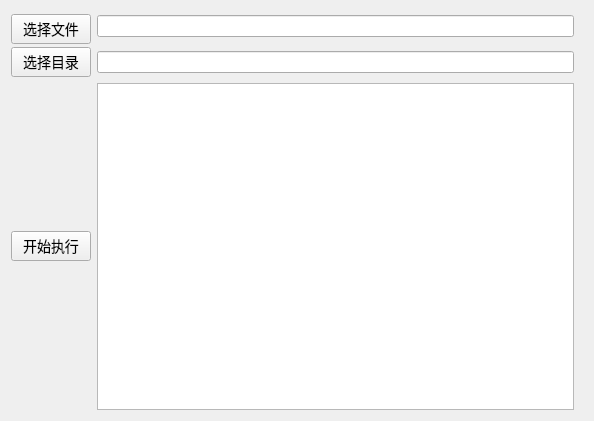
Old version of the form main.ui in the repository AndRainWindow/ClassMyDoc.
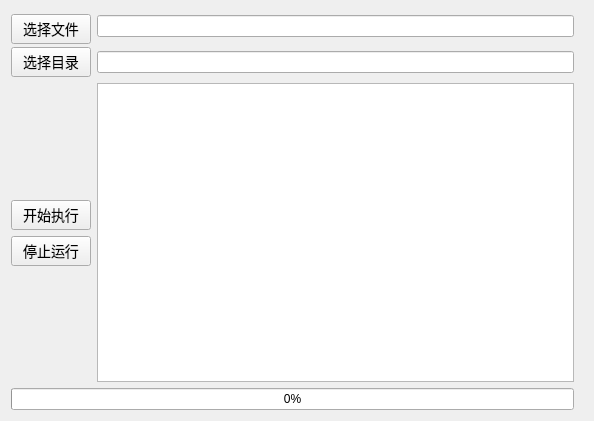
New version of the form.

Commit message: 1.21版本，添加导出为pdf的功能，主界面采取多线程。

```diff
--- a/main.ui
+++ b/main.ui
@@ -28,7 +28,7 @@
   <property name="styleSheet">
    <string notr="true"/>
   </property>
-  <layout class="QVBoxLayout" name="verticalLayout" stretch="0,1,4">
+  <layout class="QVBoxLayout" name="verticalLayout" stretch="0,1,4,0">
    <property name="rightMargin">
     <number>20</number>
    </property>
@@ -111,6 +111,21 @@
    <item>
     <layout class="QHBoxLayout" name="horizontalLayout_3">
      <item>
+      <layout class="QVBoxLayout" name="verticalLayout_4">
+       <item>
+        <spacer name="verticalSpacer">
+         <property name="orientation">
+          <enum>Qt::Orientation::Vertical</enum>
+         </property>
+         <property name="sizeHint" stdset="0">
+          <size>
+           <width>20</width>
+           <height>40</height>
+          </size>
+         </property>
+        </spacer>
+       </item>
+       <item>
       <widget class="QPushButton" name="start_button">
        <property name="minimumSize">
         <size>
@@ -130,10 +145,51 @@
       </widget>
      </item>
      <item>
+        <widget class="QPushButton" name="pushButton">
+         <property name="minimumSize">
+          <size>
+           <width>0</width>
+           <height>30</height>
+          </size>
+         </property>
+         <property name="styleSheet">
+          <string notr="true">QPushButton { 
+    font-family:微软雅黑;
+    font-size:14px;
+}</string>
+         </property>
+         <property name="text">
+          <string>停止运行</string>
+         </property>
+        </widget>
+       </item>
+       <item>
+        <spacer name="verticalSpacer_2">
+         <property name="orientation">
+          <enum>Qt::Orientation::Vertical</enum>
+         </property>
+         <property name="sizeHint" stdset="0">
+          <size>
+           <width>20</width>
+           <height>40</height>
+          </size>
+         </property>
+        </spacer>
+       </item>
+      </layout>
+     </item>
+     <item>
       <widget class="QListView" name="error_listView"/>
      </item>
     </layout>
    </item>
+   <item>
+    <widget class="QProgressBar" name="progressBar">
+     <property name="value">
+      <number>0</number>
+     </property>
+    </widget>
+   </item>
   </layout>
  </widget>
  <resources/>
```
Lines whose indentation alone changed are shown as unchanged. The commit also changes 4 other files.
